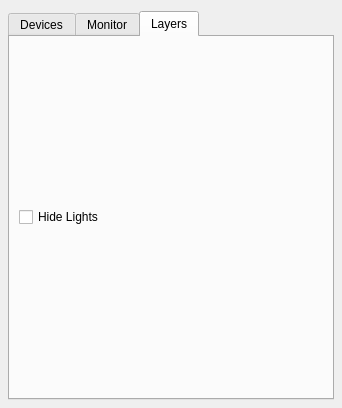
Above: mpfmonitor/core/ui/inspector.ui from missionpinball/mpf-monitor before the change. Below: the same form after it.
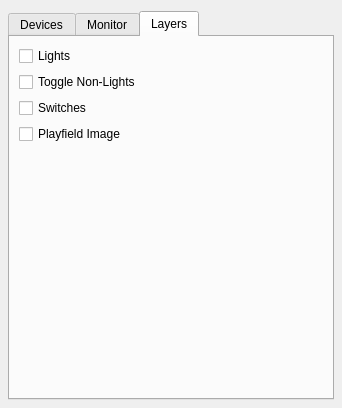
That is the form after the change. The open tabs and pages were chosen to show the change.

Commit message: add more layer hiding options and actually attach the view menu to the inspector

Diff of the .ui file:
```diff
--- a/mpfmonitor/core/ui/inspector.ui
+++ b/mpfmonitor/core/ui/inspector.ui
@@ -440,18 +440,64 @@
       <attribute name="title">
        <string>Layers</string>
       </attribute>
-      <layout class="QVBoxLayout" name="verticalLayout_3">
+      <layout class="QVBoxLayout" name="verticalLayout_8">
        <item>
-        <layout class="QVBoxLayout" name="verticalLayout_2">
+        <layout class="QVBoxLayout" name="verticalLayout_4">
          <item>
           <widget class="QCheckBox" name="toggle_lights_button">
            <property name="text">
-            <string>Hide Lights</string>
+            <string>Lights</string>
            </property>
           </widget>
          </item>
         </layout>
        </item>
+       <item>
+        <layout class="QVBoxLayout" name="verticalLayout_5">
+         <item>
+          <widget class="QCheckBox" name="toggle_nonlights_button">
+           <property name="text">
+            <string>Toggle Non-Lights</string>
+           </property>
+          </widget>
+         </item>
+        </layout>
+       </item>
+       <item>
+        <layout class="QVBoxLayout" name="verticalLayout_6">
+         <item>
+          <widget class="QCheckBox" name="toggle_switches_button">
+           <property name="text">
+            <string>Switches</string>
+           </property>
+          </widget>
+         </item>
+        </layout>
+       </item>
+       <item>
+        <layout class="QVBoxLayout" name="verticalLayout_7">
+         <item>
+          <widget class="QCheckBox" name="toggle_pf_image_button">
+           <property name="text">
+            <string>Playfield Image</string>
+           </property>
+          </widget>
+         </item>
+        </layout>
+       </item>
+       <item>
+        <spacer name="verticalSpacer">
+         <property name="orientation">
+          <enum>Qt::Vertical</enum>
+         </property>
+         <property name="sizeHint" stdset="0">
+          <size>
+           <width>20</width>
+           <height>40</height>
+          </size>
+         </property>
+        </spacer>
+       </item>
       </layout>
      </widget>
     </widget>
```
The commit also changes 3 other files.
